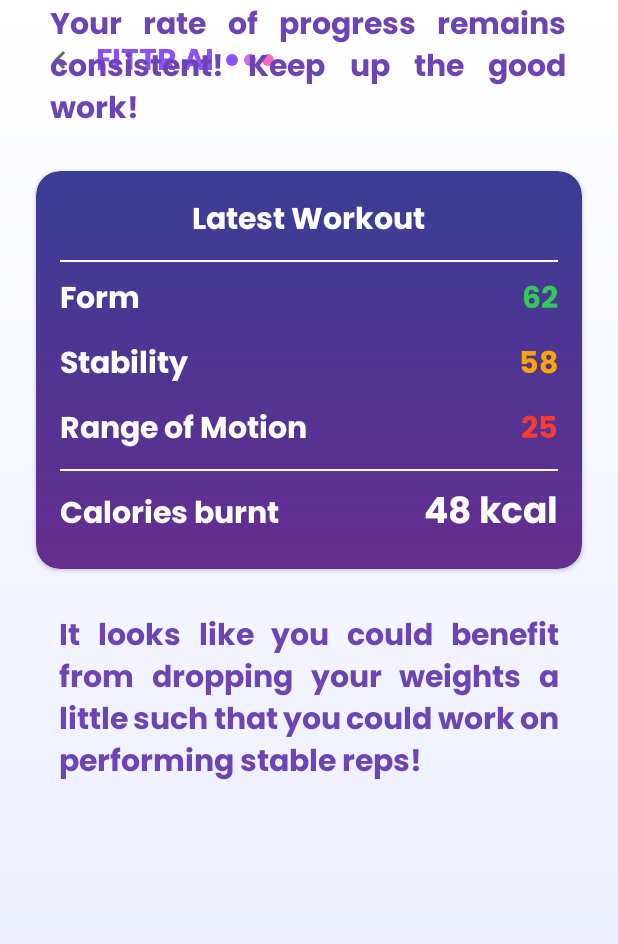
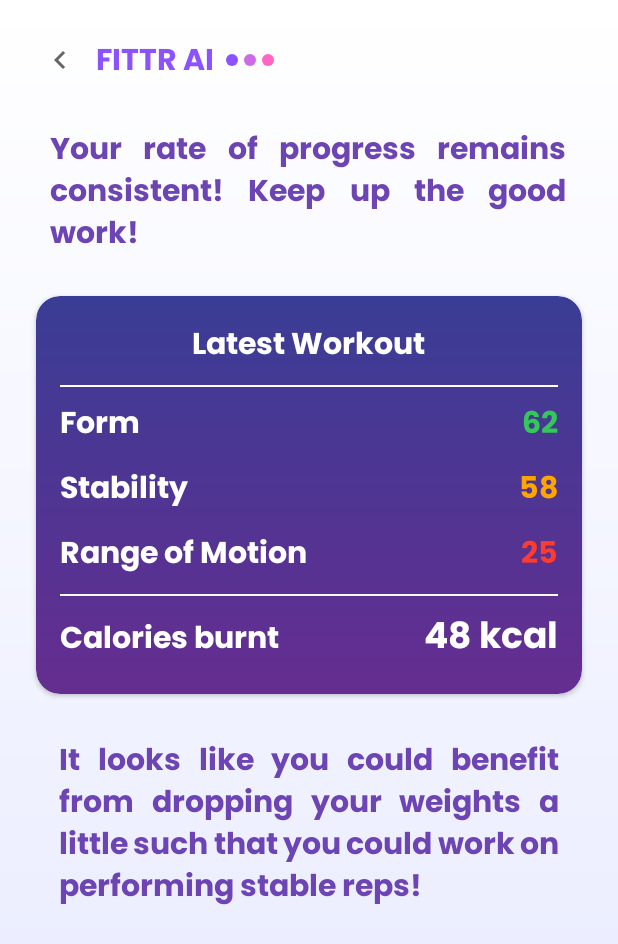
Before and after one commit to RIO-Capstone/FITTR_App, an Android app built with Jetpack Compose: the layout fittrai_dashboard.xml on its own in the app's theme, with its tools: preview values and no code run, on a phone screen of 412 x 824 dp. Shown: the top 944 px of the screen. Run offline under Robolectric (Android 15) with nearby library versions, the phone set to English and light mode, and no system bars.

Commit message:
Working AI Dashboard UI

```diff
--- a/app/src/main/AndroidManifest.xml
+++ b/app/src/main/AndroidManifest.xml
@@ -33,6 +33,11 @@
             android:theme="@style/Theme.FITTR_APP" />
 
         <activity
+            android:name=".AIDashboardActivity"
+            android:exported="true"
+            android:theme="@style/Theme.FITTR_APP" />
+
+        <activity
             android:name=".HomeActivity"
             android:exported="true"
             android:theme="@style/Theme.FITTR_APP">
--- a/app/src/main/res/layout/fittrai_dashboard.xml
+++ b/app/src/main/res/layout/fittrai_dashboard.xml
@@ -81,6 +81,7 @@
         android:id="@+id/tvSubtitle"
         android:layout_width="344dp"
         android:layout_height="94dp"
+        android:layout_marginTop="24dp"
         android:fontFamily="@font/poppins_bold"
         android:justificationMode="inter_word"
         android:text="Your rate of progress remains consistent! Keep up the good work!"
@@ -89,7 +90,7 @@
         app:layout_constraintEnd_toEndOf="parent"
         app:layout_constraintHorizontal_bias="0.492"
         app:layout_constraintStart_toStartOf="parent"
-        tools:layout_editor_absoluteY="85dp" />
+        app:layout_constraintTop_toBottomOf="@+id/ai_title" />
 
     <androidx.cardview.widget.CardView
         android:id="@+id/cardWorkout"
```
Also changed, not shown: app/src/main/java/com/example/fittr_app/AIDashboardActivity.java (added, +24 -0 lines), app/src/main/java/com/example/fittr_app/DashboardActivity.kt (+14 -0 lines).
